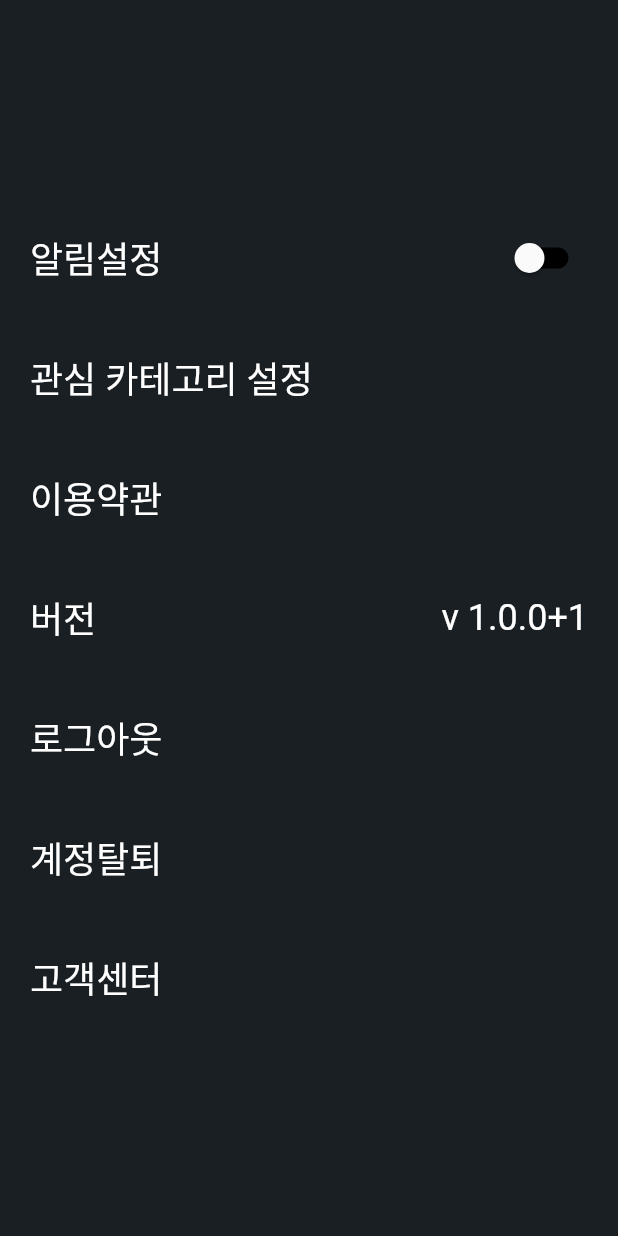
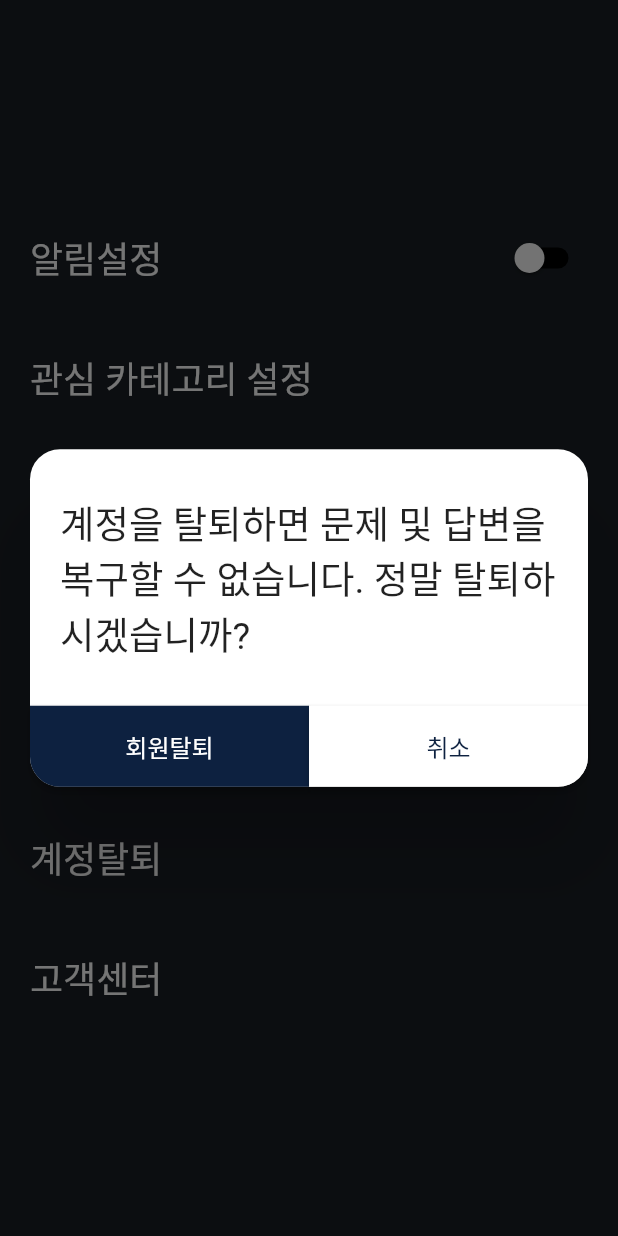
Before and after one commit to chlee1252/cosc, a Flutter app: the SettingScreen screen opened by its route, after a tap on "계정탈퇴", on a phone screen of 412 x 824 dp. Run offline on Flutter 3.47's test engine with Material 2 defaults, Android fonts, the phone set to English and light mode, and no system bars; our stand-ins replace get, google_fonts, yaml.

Commit message:
feat | 로그아웃, 회원탈퇴 클릭 시 yes or no 다이알로그 팝업

```diff
--- /dev/null
+++ b/lib/screen/settings/components/yes_no_dialog.dart
@@ -0,0 +1,74 @@
+import 'package:cosc/constants.dart';
+import 'package:flutter/material.dart';
+
+class YesNoDialog extends StatelessWidget {
+  final String question;
+  final String yes;
+  final String no;
+  final Function yesCallback;
+
+  const YesNoDialog({
+    Key? key,
+    required this.question,
+    required this.yes,
+    required this.no,
+    required this.yesCallback
+  }) : super(key: key);
+
+  @override
+  Widget build(BuildContext context) {
+    return Dialog(
+      shape: const RoundedRectangleBorder(
+          borderRadius: BorderRadiusDirectional.only(
+              topStart: Radius.circular(20),
+              topEnd: Radius.circular(20),
+              bottomStart: Radius.circular(20),
+              bottomEnd: Radius.circular(20)
+          )
+      ),
+      insetPadding: const EdgeInsets.symmetric(horizontal: 20),
+      child: Column(
+        mainAxisSize: MainAxisSize.min,
+        mainAxisAlignment: MainAxisAlignment.end,
+        children: <Widget>[
+          Padding(
+            padding: const EdgeInsets.fromLTRB(20, 30, 20, 30),
+            child: Text(question, style: TextStyle( fontSize: 25)),
+          ),
+          Row(
+            mainAxisAlignment: MainAxisAlignment.spaceAround,
+            children: [
+              Expanded(
+                child: ElevatedButton(
+                  style: ElevatedButton.styleFrom(
+                      primary: highlightColor,
+                      padding: const EdgeInsets.symmetric(vertical: 15),
+                      shape: const RoundedRectangleBorder(borderRadius: BorderRadiusDirectional.only(bottomStart: Radius.circular(20)))
+                  ),
+                  onPressed: () {
+                    yesCallback();
+                  },
+                  child: Text(yes, style: TextStyle(fontSize: 16)),
+
+                ),
+              ),
+              Expanded(
+                child: ElevatedButton(
+                  style: ElevatedButton.styleFrom(
+                      primary: Colors.white,
+                      padding: const EdgeInsets.symmetric(vertical: 15),
+                      shape: const RoundedRectangleBorder(borderRadius: BorderRadiusDirectional.only(bottomEnd: Radius.circular(20)))
+                  ),
+                  onPressed: () {
+                    Navigator.pop(context);
+                  },
+                  child: Text(no, style: TextStyle(fontSize: 16, color: highlightColor)),
+                ),
+              ),
+            ],
+          )
+        ],
+      ),
+    );
+  }
+}
--- a/lib/screen/settings/setting_screen.dart
+++ b/lib/screen/settings/setting_screen.dart
@@ -2,14 +2,11 @@ import 'package:cosc/screen/settings/components/alert_switch.dart';
 import 'package:cosc/screen/settings/components/setting_box.dart';
 import 'package:cosc/screen/settings/components/setting_text.dart';
 import 'package:cosc/screen/settings/components/version.dart';
+import 'package:cosc/screen/settings/components/yes_no_dialog.dart';
 import 'package:flutter/material.dart';
 
 class SettingScreen extends StatelessWidget {
   const SettingScreen({Key? key}) : super(key: key);
-
-  // route 시키는 메서드 하나
-
-  // 모달 띄우는 메서드 하나
 
   @override
   Widget build(BuildContext context) {
@@ -18,14 +15,40 @@ class SettingScreen extends StatelessWidget {
         mainAxisAlignment: MainAxisAlignment.center,
           children: [
             SettingBox(onTapCallback: () {}, child: const AlertSwitch()),
-            SettingBox(onTapCallback: () {}, child: const SettingText('관심 카테고리 설정')),
+            SettingBox(onTapCallback: () {route();}, child: const SettingText('관심 카테고리 설정')),
             SettingBox(onTapCallback: () {}, child: const SettingText('이용약관')),
             SettingBox(onTapCallback: () {}, child: const Version()),
-            SettingBox(onTapCallback: () {}, child: const SettingText('로그아웃')),
-            SettingBox(onTapCallback: () {}, child: const SettingText('계정탈퇴')),
-            SettingBox(onTapCallback: () {}, child: const SettingText('고객센터')),
+            SettingBox(onTapCallback: () {popLogoutDialog(context);}, child: const SettingText('로그아웃')),
+            SettingBox(onTapCallback: () {popWithdrawDialog(context);}, child: const SettingText('계정탈퇴')),
+            SettingBox(onTapCallback: () {route();}, child: const SettingText('고객센터')),
           ]
       ),
     );
   }
+  // route 시키는 메서드 하나
+  void route() {
+
+  }
+
+  // Dialog 띄우는 메서드 하나
+  void popDialog(BuildContext context,
+      {
+        required String question,
+        required String yes,
+        required String no,
+        required Function yesCallback
+      }) {
+    showDialog<String>(
+        context: context,
+        builder: (BuildContext context) => YesNoDialog(question: question , yes: yes, no: no, yesCallback: yesCallback)
+    );
+  }
+
+  void popWithdrawDialog(BuildContext context) {
+    popDialog(context, question: '계정을 탈퇴하면 문제 및 답변을 복구할 수 없습니다. 정말 탈퇴하시겠습니까?', yes: '회원탈퇴', no: '취소', yesCallback: (){});
+  }
+
+  void popLogoutDialog(BuildContext context) {
+    popDialog(context, question: '로그아웃 하시겠습니까?', yes: '로그아웃', no: '취소', yesCallback: (){} );
+  }
 }
```
